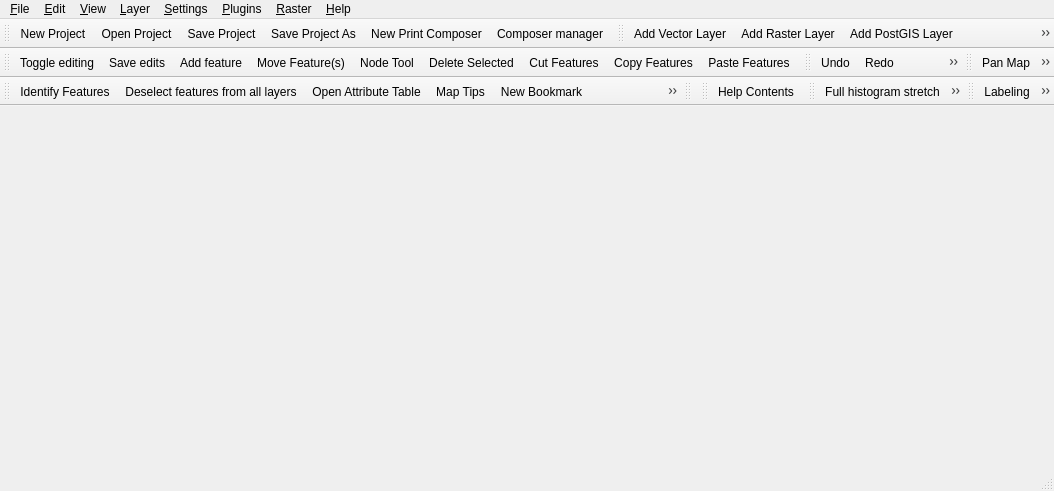
Before: the Qt Designer form src/ui/qgisapp.ui in kadas-albireo/kadas-albireo, drawn with Qt 5.
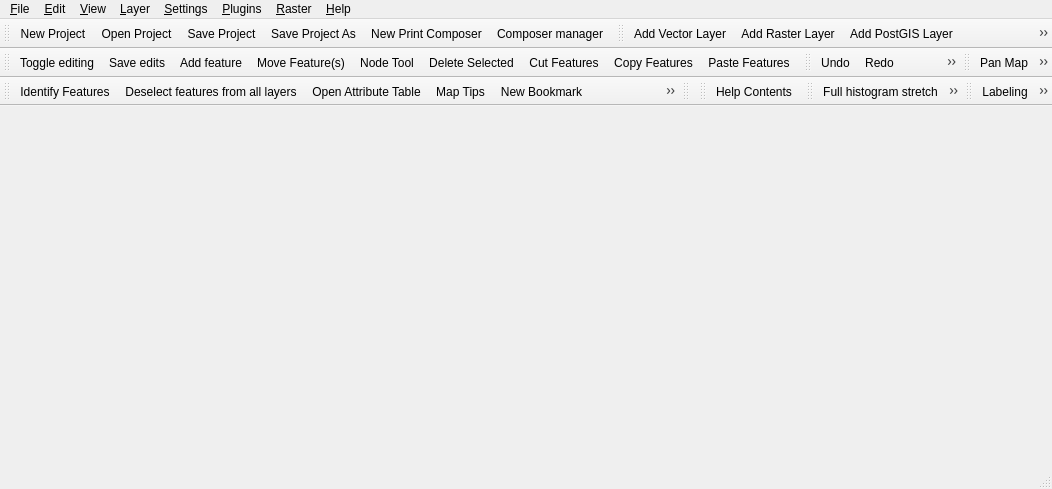
After: the same form once the commit is applied. Icons and pictures are not drawn.

The edit to the form file:
```diff
--- a/src/ui/qgisapp.ui
+++ b/src/ui/qgisapp.ui
@@ -6,8 +6,8 @@
    <rect>
     <x>0</x>
     <y>0</y>
-    <width>1054</width>
-    <height>491</height>
+    <width>1052</width>
+    <height>489</height>
    </rect>
   </property>
   <widget class="QWidget" name="centralwidget"/>
@@ -16,7 +16,7 @@
     <rect>
      <x>0</x>
      <y>0</y>
-     <width>1054</width>
+     <width>1052</width>
      <height>23</height>
     </rect>
    </property>
@@ -248,6 +248,7 @@
    <addaction name="mActionAddPgLayer"/>
    <addaction name="mActionAddSpatiaLiteLayer"/>
    <addaction name="mActionAddWmsLayer"/>
+   <addaction name="mActionAddWfsLayer"/>
    <addaction name="mActionNewVectorLayer"/>
    <addaction name="mActionRemoveLayer"/>
   </widget>
@@ -1528,6 +1529,18 @@
     <string>Creates a scale bar that is displayed on the map canvas</string>
    </property>
   </action>
+  <action name="mActionAddWfsLayer">
+   <property name="icon">
+    <iconset resource="../../images/images.qrc">
+     <normaloff>:/images/themes/default/mActionAddWfsLayer.png</normaloff>:/images/themes/default/mActionAddWfsLayer.png</iconset>
+   </property>
+   <property name="text">
+    <string>Add WFS Layer...</string>
+   </property>
+   <property name="toolTip">
+    <string>Add WFS Layer</string>
+   </property>
+  </action>
  </widget>
  <resources>
   <include location="../../images/images.qrc"/>
```
Left out of the diff: 1 changed line with no effect on the pictures.
